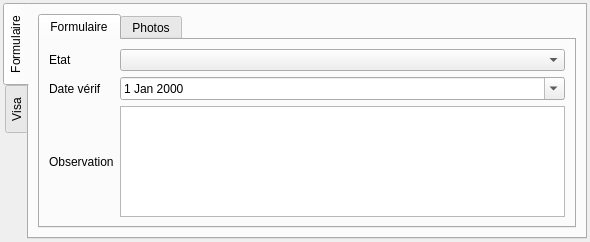
The window that Lamia/iface/qgiswidget/tools/toolprepro/base2_chantier/lamiabasechantier_observation_tool_ui.ui (Artelia/Lamia) describes before a commit, drawn with Qt 5.
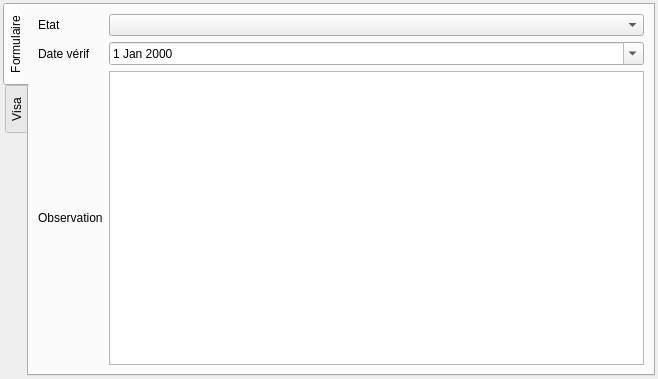
The same window after the commit. The open tabs and pages were chosen to show the change. Icons and pictures are not drawn.

Patch:
```diff
--- a/Lamia/iface/qgiswidget/tools/toolprepro/base2_chantier/lamiabasechantier_observation_tool_ui.ui
+++ b/Lamia/iface/qgiswidget/tools/toolprepro/base2_chantier/lamiabasechantier_observation_tool_ui.ui
@@ -6,8 +6,8 @@
    <rect>
     <x>0</x>
     <y>0</y>
-    <width>590</width>
-    <height>242</height>
+    <width>658</width>
+    <height>379</height>
    </rect>
   </property>
   <property name="contextMenuPolicy">
@@ -290,16 +290,16 @@
          </widget>
          <widget class="QWidget" name="NCC">
           <layout class="QGridLayout" name="gridLayout_9">
-           <item row="2" column="0">
-            <widget class="QTabWidget" name="tabWidget_verif">
-             <property name="currentIndex">
-              <number>0</number>
+           <item row="0" column="1">
+            <widget class="QComboBox" name="comboBox_etatverif"/>
+           </item>
+           <item row="1" column="0">
+            <widget class="QLabel" name="label_17">
+             <property name="text">
+              <string>Date vérif</string>
              </property>
-             <widget class="QWidget" name="tab_12">
-              <attribute name="title">
-               <string>Formulaire</string>
-              </attribute>
-              <layout class="QGridLayout" name="gridLayout_12">
+            </widget>
+           </item>
                <item row="2" column="0">
                 <widget class="QLabel" name="label_16">
                  <property name="text">
@@ -314,9 +314,6 @@
                  </property>
                 </widget>
                </item>
-               <item row="0" column="1">
-                <widget class="QComboBox" name="comboBox_etatverif"/>
-               </item>
                <item row="0" column="0">
                 <widget class="QLabel" name="label_15">
                  <property name="text">
@@ -324,13 +321,6 @@
                  </property>
                 </widget>
                </item>
-               <item row="1" column="0">
-                <widget class="QLabel" name="label_17">
-                 <property name="text">
-                  <string>Date vérif</string>
-                 </property>
-                </widget>
-               </item>
                <item row="1" column="1">
                 <widget class="QDateEdit" name="dateEdit_etatverif">
                  <property name="calendarPopup">
@@ -340,16 +330,6 @@
                </item>
               </layout>
              </widget>
-             <widget class="QWidget" name="tab_14">
-              <attribute name="title">
-               <string>Photos</string>
-              </attribute>
-              <layout class="QVBoxLayout" name="verticalLayout_17"/>
-             </widget>
-            </widget>
-           </item>
-          </layout>
-         </widget>
          <widget class="QWidget" name="NCD">
           <layout class="QGridLayout" name="gridLayout_8">
            <item row="0" column="0">
```
Left out of the diff: 20 changed lines with no effect on the pictures. Lines whose indentation alone changed are shown as unchanged.
